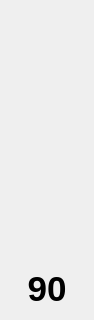
alberthier/bhware, file bhbot/simulator/mainbar.ui: the form before one commit; both pictures show x 0 to 94 and y 168 to 488 of the 94 by 488 pixel window.
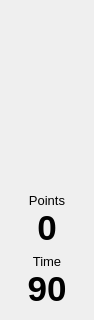
The form after the commit.

Commit message: Add pause control and points count

What changed in the file:
```diff
--- a/bhbot/simulator/mainbar.ui
+++ b/bhbot/simulator/mainbar.ui
@@ -13,7 +13,7 @@
   <property name="windowTitle">
    <string>MainBar</string>
   </property>
-  <layout class="QVBoxLayout" name="verticalLayout">
+  <layout class="QVBoxLayout" name="verticalLayout_3">
    <item>
     <widget class="QPushButton" name="start">
      <property name="sizePolicy">
@@ -72,6 +72,65 @@
     </spacer>
    </item>
    <item>
+    <layout class="QVBoxLayout" name="verticalLayout">
+     <property name="spacing">
+      <number>0</number>
+     </property>
+     <item>
+      <widget class="QLabel" name="label_2">
+       <property name="font">
+        <font>
+         <pointsize>10</pointsize>
+        </font>
+       </property>
+       <property name="text">
+        <string>Points</string>
+       </property>
+       <property name="alignment">
+        <set>Qt::AlignCenter</set>
+       </property>
+      </widget>
+     </item>
+     <item>
+      <widget class="QLabel" name="points">
+       <property name="font">
+        <font>
+         <pointsize>26</pointsize>
+         <weight>75</weight>
+         <bold>true</bold>
+        </font>
+       </property>
+       <property name="text">
+        <string>0</string>
+       </property>
+       <property name="alignment">
+        <set>Qt::AlignCenter</set>
+       </property>
+      </widget>
+     </item>
+    </layout>
+   </item>
+   <item>
+    <layout class="QVBoxLayout" name="verticalLayout_2">
+     <property name="spacing">
+      <number>0</number>
+     </property>
+     <item>
+      <widget class="QLabel" name="label">
+       <property name="font">
+        <font>
+         <pointsize>10</pointsize>
+        </font>
+       </property>
+       <property name="text">
+        <string>Time</string>
+       </property>
+       <property name="alignment">
+        <set>Qt::AlignCenter</set>
+       </property>
+      </widget>
+     </item>
+     <item>
     <widget class="QLabel" name="chronograph">
      <property name="font">
       <font>
@@ -87,6 +146,8 @@
       <set>Qt::AlignCenter</set>
      </property>
     </widget>
+     </item>
+    </layout>
    </item>
   </layout>
  </widget>
```
Left out of the diff: 22 changed lines with no effect on the pictures. Lines whose indentation alone changed are shown as unchanged. The commit also changes 1 other file.
